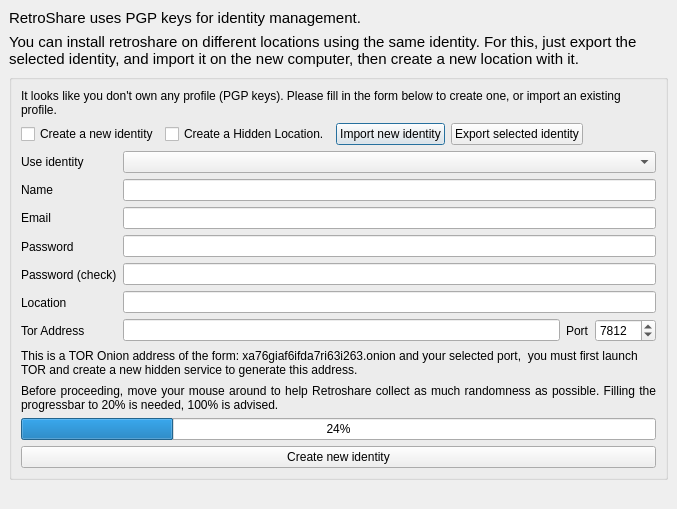
First picture: the form in retroshare-gui/src/gui/GenCertDialog.ui, repository RetroShare/RetroShare, before the edit.
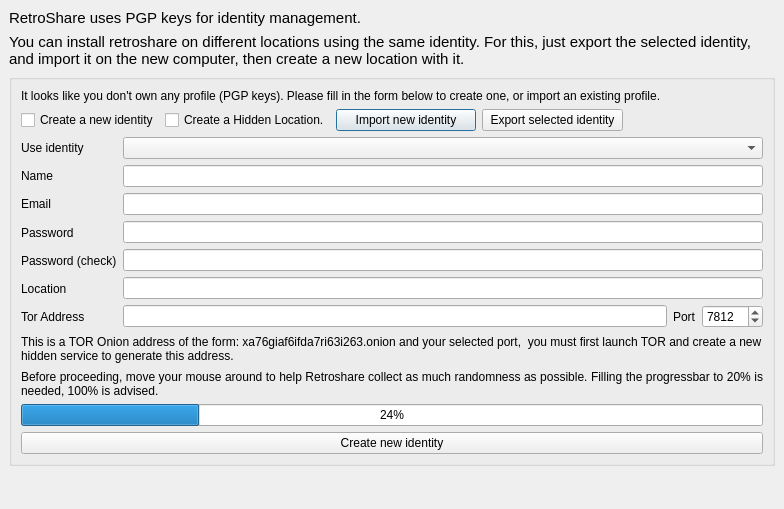
Second picture: the form after the edit. Icons and pictures are not drawn. Custom widgets are drawn as their Qt base class.

Commit message: Add Patch from Phenom: Fix return to GenCertDialog when RsAccounts::GenerateSSLCertificate failed (if you enter a false password). Now, directly abort. And order tab stop.

The edit to the form file:
```diff
--- a/retroshare-gui/src/gui/GenCertDialog.ui
+++ b/retroshare-gui/src/gui/GenCertDialog.ui
@@ -6,7 +6,7 @@
    <rect>
     <x>0</x>
     <y>0</y>
-    <width>677</width>
+    <width>784</width>
     <height>509</height>
    </rect>
   </property>
```
Left out of the diff: 9 changed lines with no effect on the pictures. The commit also changes 1 other file.
